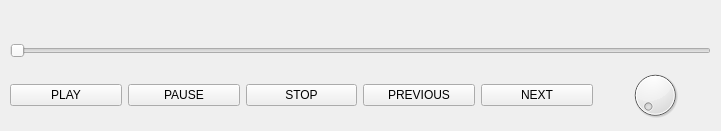
Before: the Qt Designer form MediaPlayer_v2/controllerwidget.ui in NullBrainer/AmishMediaPlayer, drawn with Qt 5.
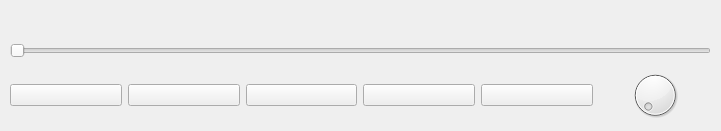
After: the same form once the commit is applied.

```diff
--- a/MediaPlayer_v2/controllerwidget.ui
+++ b/MediaPlayer_v2/controllerwidget.ui
@@ -26,35 +26,35 @@
     <item>
      <widget class="QPushButton" name="playButton">
       <property name="text">
-       <string>PLAY</string>
+       <string/>
       </property>
      </widget>
     </item>
     <item>
      <widget class="QPushButton" name="pauseButton">
       <property name="text">
-       <string>PAUSE</string>
+       <string/>
       </property>
      </widget>
     </item>
     <item>
      <widget class="QPushButton" name="stopButton">
       <property name="text">
-       <string>STOP</string>
+       <string/>
       </property>
      </widget>
     </item>
     <item>
      <widget class="QPushButton" name="previousButton">
       <property name="text">
-       <string>PREVIOUS</string>
+       <string/>
       </property>
      </widget>
     </item>
     <item>
      <widget class="QPushButton" name="nextButton">
       <property name="text">
-       <string>NEXT</string>
+       <string/>
       </property>
      </widget>
     </item>
```
